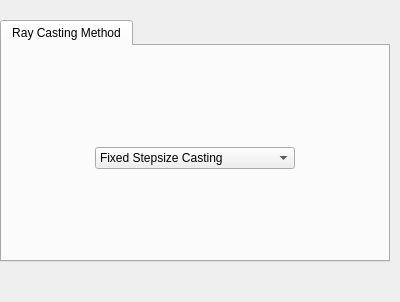
Old version of the form apps/vaporgui/DVRVariablesGUI.ui in the repository StasJ/vapor-formatted.
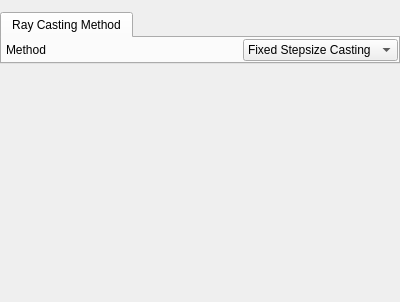
New version of the form. Custom widgets are drawn as their Qt base class.

```diff
--- a/apps/vaporgui/DVRVariablesGUI.ui
+++ b/apps/vaporgui/DVRVariablesGUI.ui
@@ -13,35 +13,82 @@
   <property name="windowTitle">
    <string>Form</string>
   </property>
-  <layout class="QVBoxLayout" name="verticalLayout">
+  <layout class="QVBoxLayout" name="verticalLayout" stretch="0,0,1">
    <property name="spacing">
-    <number>20</number>
+    <number>-1</number>
    </property>
    <property name="leftMargin">
     <number>0</number>
    </property>
    <property name="topMargin">
-    <number>20</number>
+    <number>6</number>
    </property>
    <property name="rightMargin">
-    <number>10</number>
+    <number>0</number>
    </property>
    <property name="bottomMargin">
-    <number>20</number>
+    <number>0</number>
    </property>
+   <item>
+    <widget class="VariablesWidget" name="_variablesWidget" native="true"/>
+   </item>
    <item>
     <widget class="QTabWidget" name="tabWidget">
+     <property name="sizePolicy">
+      <sizepolicy hsizetype="Expanding" vsizetype="Minimum">
+       <horstretch>0</horstretch>
+       <verstretch>0</verstretch>
+      </sizepolicy>
+     </property>
      <property name="currentIndex">
       <number>0</number>
      </property>
      <widget class="QWidget" name="tab">
+      <property name="sizePolicy">
+       <sizepolicy hsizetype="Preferred" vsizetype="Minimum">
+        <horstretch>0</horstretch>
+        <verstretch>0</verstretch>
+       </sizepolicy>
+      </property>
       <attribute name="title">
        <string>Ray Casting Method</string>
       </attribute>
       <layout class="QHBoxLayout" name="horizontalLayout">
+       <property name="spacing">
+        <number>0</number>
+       </property>
+       <property name="leftMargin">
+        <number>4</number>
+       </property>
        <property name="topMargin">
-        <number>20</number>
+        <number>0</number>
        </property>
+       <property name="rightMargin">
+        <number>0</number>
+       </property>
+       <property name="bottomMargin">
+        <number>0</number>
+       </property>
+       <item>
+        <widget class="QLabel" name="label">
+         <property name="text">
+          <string>Method</string>
+         </property>
+        </widget>
+       </item>
+       <item>
+        <spacer name="horizontalSpacer">
+         <property name="orientation">
+          <enum>Qt::Horizontal</enum>
+         </property>
+         <property name="sizeHint" stdset="0">
+          <size>
+           <width>40</width>
+           <height>20</height>
+          </size>
+         </property>
+        </spacer>
+       </item>
        <item>
         <widget class="QComboBox" name="_castingModeComboBox">
          <property name="maximumSize">
@@ -67,7 +114,17 @@
     </widget>
    </item>
    <item>
-    <widget class="VariablesWidget" name="_variablesWidget" native="true"/>
+    <spacer name="verticalSpacer">
+     <property name="orientation">
+      <enum>Qt::Vertical</enum>
+     </property>
+     <property name="sizeHint" stdset="0">
+      <size>
+       <width>20</width>
+       <height>40</height>
+      </size>
+     </property>
+    </spacer>
    </item>
   </layout>
  </widget>
```
